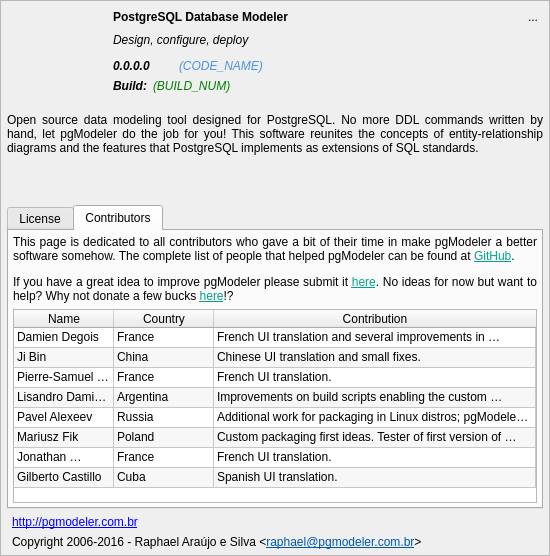
Above: libpgmodeler_ui/ui/aboutwidget.ui from pgmodeler/pgmodeler before the change. Below: the same form after it.
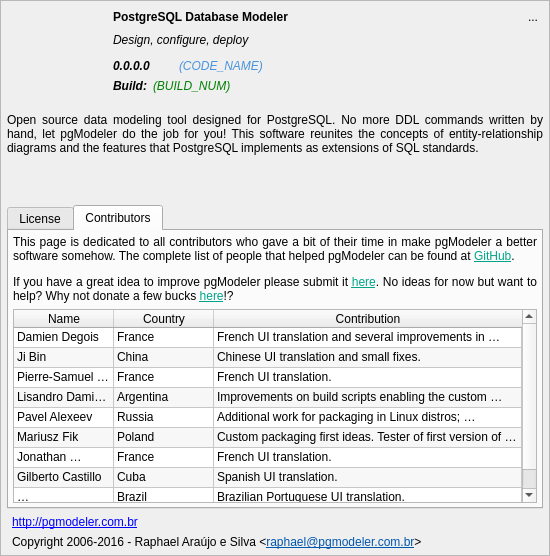
That is the form after the change. The open tabs and pages were chosen to show the change. Icons and pictures are not drawn.

What changed in the file:
```diff
--- a/libpgmodeler_ui/ui/aboutwidget.ui
+++ b/libpgmodeler_ui/ui/aboutwidget.ui
@@ -734,6 +734,11 @@
               <string>8</string>
              </property>
             </row>
+            <row>
+             <property name="text">
+              <string>9</string>
+             </property>
+            </row>
             <column>
              <property name="text">
               <string>Name</string>
@@ -901,6 +906,26 @@
               <string>Spanish UI translation.</string>
              </property>
             </item>
+            <item row="8" column="0">
+             <property name="text">
+              <string>
+Danúbio Viana Nogueira</string>
+             </property>
+            </item>
+            <item row="8" column="1">
+             <property name="text">
+              <string>Brazil</string>
+             </property>
+             <property name="icon">
+              <iconset resource="../res/resources.qrc">
+               <normaloff>:/imagens/imagens/brazil_flag.png</normaloff>:/imagens/imagens/brazil_flag.png</iconset>
+             </property>
+            </item>
+            <item row="8" column="2">
+             <property name="text">
+              <string>Brazilian Portuguese UI translation.</string>
+             </property>
+            </item>
            </widget>
           </item>
          </layout>
```
